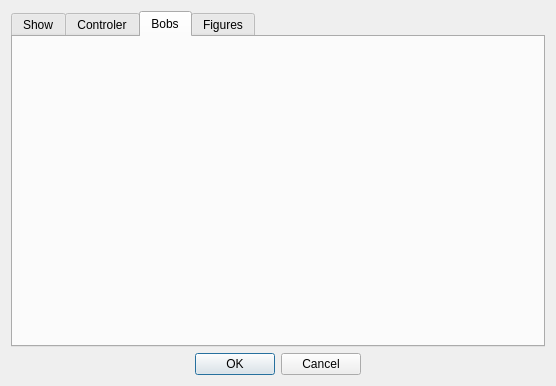
First picture: the form in view/Settings.ui, repository yetanotherf0rked/3a_bobbar, before the edit.
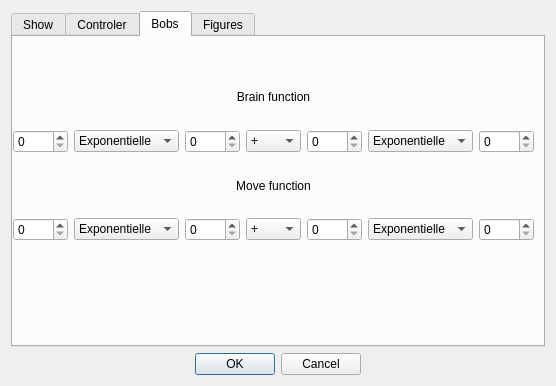
Second picture: the form after the edit. The open tabs and pages were chosen to show the change.

Commit message: modification des formules pour la cout du mouvement et du cerveau fonctionnelle

What changed in the file:
```diff
--- a/view/Settings.ui
+++ b/view/Settings.ui
@@ -126,13 +126,190 @@
       <widget class="QWidget" name="layoutWidget">
        <property name="geometry">
         <rect>
-         <x>10</x>
-         <y>10</y>
-         <width>152</width>
-         <height>104</height>
+         <x>0</x>
+         <y>33</y>
+         <width>521</width>
+         <height>171</height>
         </rect>
        </property>
-       <layout class="QVBoxLayout" name="verticalLayout_2"/>
+       <layout class="QVBoxLayout" name="verticalLayout_2">
+        <item>
+         <widget class="QLabel" name="brain_label">
+          <property name="text">
+           <string>Brain function</string>
+          </property>
+          <property name="alignment">
+           <set>Qt::AlignCenter</set>
+          </property>
+         </widget>
+        </item>
+        <item>
+         <layout class="QHBoxLayout" name="brain_consommation_layout">
+          <item>
+           <widget class="QSpinBox" name="brain_coeff0"/>
+          </item>
+          <item>
+           <widget class="QComboBox" name="brain_function0">
+            <item>
+             <property name="text">
+              <string>Exponentielle</string>
+             </property>
+            </item>
+            <item>
+             <property name="text">
+              <string>Logarithme</string>
+             </property>
+            </item>
+            <item>
+             <property name="text">
+              <string>Polynôme</string>
+             </property>
+            </item>
+           </widget>
+          </item>
+          <item>
+           <widget class="QSpinBox" name="brain_coeff1"/>
+          </item>
+          <item>
+           <widget class="QComboBox" name="brain_function1">
+            <item>
+             <property name="text">
+              <string>+</string>
+             </property>
+            </item>
+            <item>
+             <property name="text">
+              <string>-</string>
+             </property>
+            </item>
+            <item>
+             <property name="text">
+              <string>x</string>
+             </property>
+            </item>
+            <item>
+             <property name="text">
+              <string>/</string>
+             </property>
+            </item>
+           </widget>
+          </item>
+          <item>
+           <widget class="QSpinBox" name="brain_coeff2"/>
+          </item>
+          <item>
+           <widget class="QComboBox" name="brain_function2">
+            <item>
+             <property name="text">
+              <string>Exponentielle</string>
+             </property>
+            </item>
+            <item>
+             <property name="text">
+              <string>Logarithme</string>
+             </property>
+            </item>
+            <item>
+             <property name="text">
+              <string>Polynôme</string>
+             </property>
+            </item>
+           </widget>
+          </item>
+          <item>
+           <widget class="QSpinBox" name="brain_coeff3"/>
+          </item>
+         </layout>
+        </item>
+        <item>
+         <widget class="QLabel" name="move_label">
+          <property name="text">
+           <string>Move function</string>
+          </property>
+          <property name="alignment">
+           <set>Qt::AlignCenter</set>
+          </property>
+         </widget>
+        </item>
+        <item>
+         <layout class="QHBoxLayout" name="move_consommation_layout">
+          <item>
+           <widget class="QSpinBox" name="move_coeff0"/>
+          </item>
+          <item>
+           <widget class="QComboBox" name="move_function0">
+            <item>
+             <property name="text">
+              <string>Exponentielle</string>
+             </property>
+            </item>
+            <item>
+             <property name="text">
+              <string>Logarithme</string>
+             </property>
+            </item>
+            <item>
+             <property name="text">
+              <string>Polynôme</string>
+             </property>
+            </item>
+           </widget>
+          </item>
+          <item>
+           <widget class="QSpinBox" name="move_coeff1"/>
+          </item>
+          <item>
+           <widget class="QComboBox" name="move_function1">
+            <item>
+             <property name="text">
+              <string>+</string>
+             </property>
+            </item>
+            <item>
+             <property name="text">
+              <string>-</string>
+             </property>
+            </item>
+            <item>
+             <property name="text">
+              <string>x</string>
+             </property>
+            </item>
+            <item>
+             <property name="text">
+              <string>/</string>
+             </property>
+            </item>
+           </widget>
+          </item>
+          <item>
+           <widget class="QSpinBox" name="move_coeff2"/>
+          </item>
+          <item>
+           <widget class="QComboBox" name="move_function2">
+            <item>
+             <property name="text">
+              <string>Exponentielle</string>
+             </property>
+            </item>
+            <item>
+             <property name="text">
+              <string>Logarithme</string>
+             </property>
+            </item>
+            <item>
+             <property name="text">
+              <string>Polynôme</string>
+             </property>
+            </item>
+           </widget>
+          </item>
+          <item>
+           <widget class="QSpinBox" name="move_coeff3"/>
+          </item>
+         </layout>
+        </item>
+       </layout>
       </widget>
      </widget>
      <widget class="QWidget" name="tab_4">
```
Left out of the diff: 26 changed lines with no effect on the pictures. The commit also changes 2 other files.
